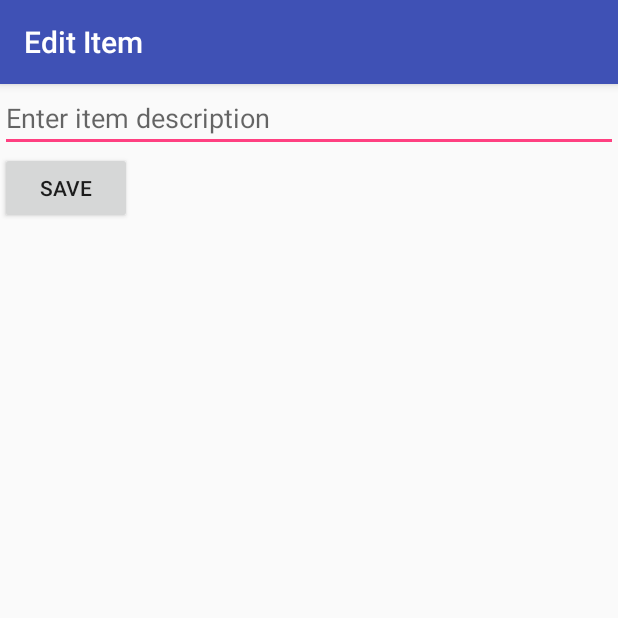
After one commit to mvega0992/ToDoApplication, an Android app: the EditItemActivity screen opened directly, with no data from a screen before it, on a phone screen of 412 x 824 dp, the top half of it. The commit adds this screen. Run offline under Robolectric (Android 15) with nearby library versions, the phone set to English and light mode, and no system bars.

Commit message:
Added changes from Stretch Goals

```diff
--- a/app/build.gradle
+++ b/app/build.gradle
@@ -23,6 +23,7 @@ dependencies {
     implementation 'com.android.support:appcompat-v7:28.0.0-alpha3'
     implementation 'com.android.support.constraint:constraint-layout:1.1.2'
     implementation 'commons-io:commons-io:2.5'
+    implementation 'com.android.support:design:28.0.0-alpha3'
     testImplementation 'junit:junit:4.12'
     androidTestImplementation 'com.android.support.test:runner:1.0.2'
     androidTestImplementation 'com.android.support.test.espresso:espresso-core:3.0.2'
--- a/app/src/main/AndroidManifest.xml
+++ b/app/src/main/AndroidManifest.xml
@@ -16,6 +16,9 @@
                 <category android:name="android.intent.category.LAUNCHER" />
             </intent-filter>
         </activity>
+        <activity
+            android:name=".EditItemActivity"
+            android:label="@string/title_activity_edit_item"></activity>
     </application>
 
 </manifest>
--- /dev/null
+++ b/app/src/main/java/me/mvega/todoapplication/EditItemActivity.java
@@ -0,0 +1,43 @@
+package me.mvega.todoapplication;
+
+import android.content.Intent;
+import android.os.Bundle;
+import android.support.v7.app.AppCompatActivity;
+import android.view.View;
+import android.widget.EditText;
+
+import static me.mvega.todoapplication.MainActivity.ITEM_POSITION;
+import static me.mvega.todoapplication.MainActivity.ITEM_TEXT;
+
+public class EditItemActivity extends AppCompatActivity {
+
+    // track edit text
+    EditText etItemText;
+    // position of edited item in list
+    int position;
+
+    @Override
+    protected void onCreate(Bundle savedInstanceState) {
+        super.onCreate(savedInstanceState);
+        setContentView(R.layout.activity_edit_item);
+        // resolve edit text from layout
+        etItemText = (EditText) findViewById(R.id.etItemText);
+        // set edit text value from indent extra
+        etItemText.setText(getIntent().getStringExtra(ITEM_TEXT));
+        // update position from intent extra
+        position = getIntent().getIntExtra(ITEM_POSITION, 0);
+        // update the title bar of the activity
+        getSupportActionBar().setTitle("Edit Item");
+    }
+
+    // handler for save button
+    public void onSaveItem(View v) {
+        // Prepare intent to pass back to MainActivity
+        Intent data = new Intent();
+        // Pass updated item text and original position
+        data.putExtra(ITEM_TEXT, etItemText.getText().toString());
+        data.putExtra(ITEM_POSITION, position); // ints work too
+        setResult(RESULT_OK, data); // set result code and bundle data for response
+        finish(); // closes the edit activity, passes intent back to main
+    }
+}
--- /dev/null
+++ b/app/src/main/res/layout/activity_edit_item.xml
@@ -0,0 +1,29 @@
+<?xml version="1.0" encoding="utf-8"?>
+<RelativeLayout xmlns:android="http://schemas.android.com/apk/res/android"
+    xmlns:app="http://schemas.android.com/apk/res-auto"
+    xmlns:tools="http://schemas.android.com/tools"
+    android:layout_width="match_parent"
+    android:layout_height="match_parent"
+    tools:context=".EditItemActivity">
+
+    <EditText
+        android:id="@+id/etItemText"
+        android:layout_width="match_parent"
+        android:layout_height="wrap_content"
+        android:layout_alignParentStart="true"
+        android:layout_alignParentTop="true"
+        android:ems="10"
+        android:hint="Enter item description"
+        android:inputType="textMultiLine" />
+
+    <Button
+        android:id="@+id/btnSave"
+        android:layout_width="wrap_content"
+        android:layout_height="wrap_content"
+        android:layout_alignParentLeft="true"
+        android:layout_alignParentStart="true"
+        android:layout_below="@+id/etItemText"
+        android:onClick="onSaveItem"
+        android:text="Save" />
+
+</RelativeLayout>
--- /dev/null
+++ b/app/src/main/res/values/dimens.xml
@@ -0,0 +1,3 @@
+<resources>
+    <dimen name="fab_margin">16dp</dimen>
+</resources>
--- a/app/src/main/res/values/strings.xml
+++ b/app/src/main/res/values/strings.xml
@@ -1,3 +1,4 @@
 <resources>
     <string name="app_name">To Do Application</string>
+    <string name="title_activity_edit_item">EditItemActivity</string>
 </resources>
```
Also changed, not shown: app/src/main/java/me/mvega/todoapplication/MainActivity.java (+41 -0 lines), app/src/main/res/values/styles.xml (+9 -0 lines), 1 other file.
